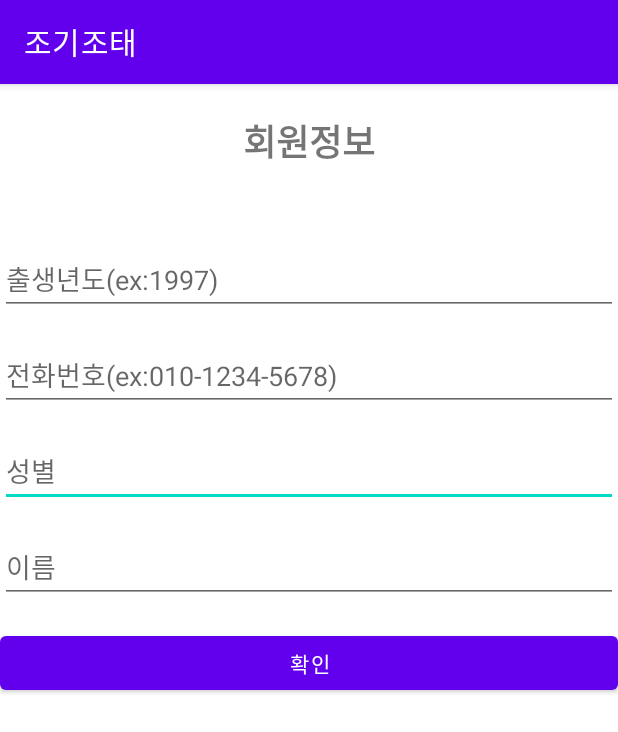
After one commit to Jaeyong1114/jogijotae, an Android app: the Userinformation screen opened directly, with no data from a screen before it, on a phone screen of 412 x 824 dp. The commit adds this screen. Shown: the top 732 px of the screen. Run offline under Robolectric (Android 15) with nearby library versions, the phone set to English and light mode, and no system bars; our stand-ins replace Firebase (no records; nobody signed in at launch, a user with empty details on screens opened directly).

Commit message:
데이터베이스 기본저장

```diff
--- a/app/src/main/AndroidManifest.xml
+++ b/app/src/main/AndroidManifest.xml
@@ -12,7 +12,8 @@
         android:roundIcon="@mipmap/ic_launcher_round"
         android:supportsRtl="true"
         android:theme="@style/Theme.MyApplication">
-        <activity android:name=".password_reset"></activity>
+        <activity android:name=".MainActivity"></activity>
+        <activity android:name=".password_reset" />
         <activity android:name=".InterestCheck" />
         <activity android:name=".RequestApiTask" />
         <activity android:name=".LoginActivity" />
@@ -24,7 +25,7 @@
             </intent-filter>
         </activity>
         <activity android:name=".RegisterActivity" />
-        <activity android:name=".MainActivity" />
+        <activity android:name=".Userinformation" />
     </application>
 
 </manifest>
--- a/app/src/main/java/com/examples/jogijotae/MainActivity.java
+++ b/app/src/main/java/com/examples/jogijotae/MainActivity.java
@@ -5,7 +5,7 @@ import androidx.appcompat.app.AppCompatActivity;
 import android.os.Bundle;
 
 public class MainActivity extends AppCompatActivity {
-//다시수정한다 씨팔
+
     @Override
     protected void onCreate(Bundle savedInstanceState) {
         super.onCreate(savedInstanceState);
--- a/app/src/main/java/com/examples/jogijotae/RegisterActivity.java
+++ b/app/src/main/java/com/examples/jogijotae/RegisterActivity.java
@@ -101,7 +101,7 @@ public class RegisterActivity extends AppCompatActivity  {
 
 
                                 //가입이 이루어져을시 가입 화면을 빠져나감.
-                                Intent intent01 = new Intent(RegisterActivity.this, MainActivity.class);
+                                Intent intent01 = new Intent(RegisterActivity.this, Userinformation.class);
                                 startActivity(intent01);
                                 finish();
                                 Toast.makeText(RegisterActivity.this, "회원가입에 성공하셨습니다.", Toast.LENGTH_SHORT).show();
--- a/app/src/main/res/layout/activity_login.xml
+++ b/app/src/main/res/layout/activity_login.xml
@@ -12,6 +12,7 @@
         android:layout_width="wrap_content"
         android:layout_height="wrap_content"
 
+        android:layout_marginStart="8dp"
         android:layout_marginTop="8dp"
         android:text="비밀번호 재설정"
         android:textColor="#ffff0000"
@@ -92,6 +93,7 @@
         android:layout_marginStart="40dp"
         android:layout_marginTop="10dp"
         android:text="비밀번호를 잊어 버리셨나요?"
+        android:textStyle="bold"
         app:layout_constraintStart_toStartOf="parent"
         app:layout_constraintTop_toBottomOf="@+id/textView7" />
 
--- /dev/null
+++ b/app/src/main/res/layout/userinformation.xml
@@ -0,0 +1,80 @@
+<?xml version="1.0" encoding="utf-8"?>
+<androidx.constraintlayout.widget.ConstraintLayout xmlns:android="http://schemas.android.com/apk/res/android"
+    xmlns:app="http://schemas.android.com/apk/res-auto"
+    xmlns:tools="http://schemas.android.com/tools"
+    android:layout_width="match_parent"
+    android:layout_height="match_parent"
+    tools:context=".Userinformation">
+
+    <EditText
+        android:id="@+id/gender_editText"
+        android:layout_width="0dp"
+        android:layout_height="wrap_content"
+        android:layout_marginTop="16dp"
+        android:ems="10"
+        android:hint="성별"
+        android:inputType="text"
+        app:layout_constraintEnd_toEndOf="parent"
+        app:layout_constraintHorizontal_bias="0.0"
+        app:layout_constraintStart_toStartOf="parent"
+        app:layout_constraintTop_toBottomOf="@+id/phone_editText" />
+
+    <Button
+        android:id="@+id/checkButton"
+        android:layout_width="0dp"
+        android:layout_height="wrap_content"
+        android:layout_marginTop="16dp"
+        android:text="확인"
+        app:layout_constraintEnd_toEndOf="parent"
+        app:layout_constraintStart_toStartOf="parent"
+        app:layout_constraintTop_toBottomOf="@+id/name_editText" />
+
+    <EditText
+        android:id="@+id/name_editText"
+        android:layout_width="0dp"
+        android:layout_height="wrap_content"
+        android:layout_marginTop="16dp"
+        android:ems="10"
+        android:hint="이름"
+        android:inputType="text"
+        app:layout_constraintEnd_toEndOf="parent"
+        app:layout_constraintHorizontal_bias="0.0"
+        app:layout_constraintStart_toStartOf="parent"
+        app:layout_constraintTop_toBottomOf="@+id/gender_editText" />
+
+    <EditText
+        android:id="@+id/phone_editText"
+        android:layout_width="0dp"
+        android:layout_height="wrap_content"
+        android:layout_marginTop="16dp"
+        android:ems="10"
+        android:hint="전화번호(ex:010-1234-5678)"
+        android:inputType="text"
+        app:layout_constraintEnd_toEndOf="parent"
+        app:layout_constraintStart_toStartOf="parent"
+        app:layout_constraintTop_toBottomOf="@+id/birth_editText" />
+
+    <EditText
+        android:id="@+id/birth_editText"
+        android:layout_width="0dp"
+        android:layout_height="wrap_content"
+        android:layout_marginTop="50dp"
+        android:ems="10"
+        android:hint="출생년도(ex:1997)"
+        android:inputType="textEmailAddress"
+        app:layout_constraintEnd_toEndOf="parent"
+        app:layout_constraintStart_toStartOf="parent"
+        app:layout_constraintTop_toBottomOf="@+id/text_info" />
+
+    <TextView
+        android:id="@+id/text_info"
+        android:layout_width="wrap_content"
+        android:layout_height="wrap_content"
+        android:layout_marginTop="20dp"
+        android:text="회원정보"
+        android:textSize="24sp"
+        android:textStyle="bold"
+        app:layout_constraintEnd_toEndOf="parent"
+        app:layout_constraintStart_toStartOf="parent"
+        app:layout_constraintTop_toTopOf="parent" />
+</androidx.constraintlayout.widget.ConstraintLayout>
```
Also changed, not shown: app/src/main/java/com/examples/jogijotae/InterestCheck.java (+54 -6 lines), app/src/main/java/com/examples/jogijotae/LoginActivity.java (+49 -16 lines), app/src/main/java/com/examples/jogijotae/Memberinfo.java (added, +80 -0 lines), app/src/main/java/com/examples/jogijotae/Userinformation.java (added, +83 -0 lines), app/src/main/java/com/examples/jogijotae/naver_login.java (+5 -9 lines), app/src/main/java/com/examples/jogijotae/password_reset.java (+46 -1 lines), app/src/main/res/layout/activity_main.xml (+2 -53 lines), app/src/main/res/layout/activity_password_reset.xml (+30 -6 lines).
